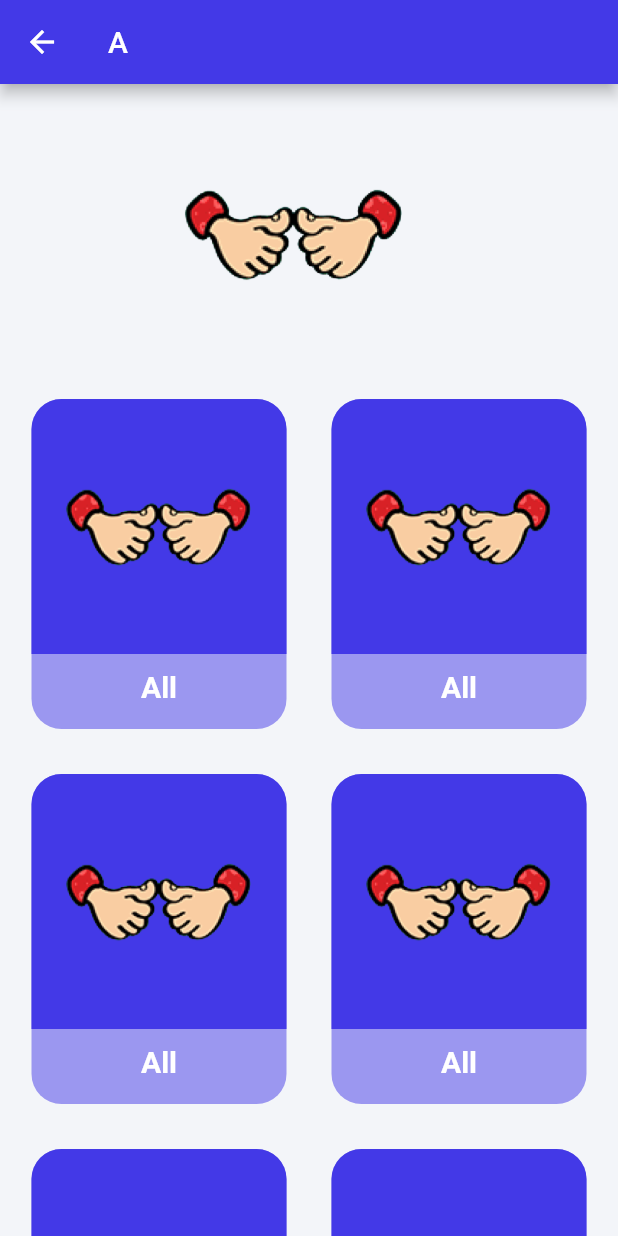
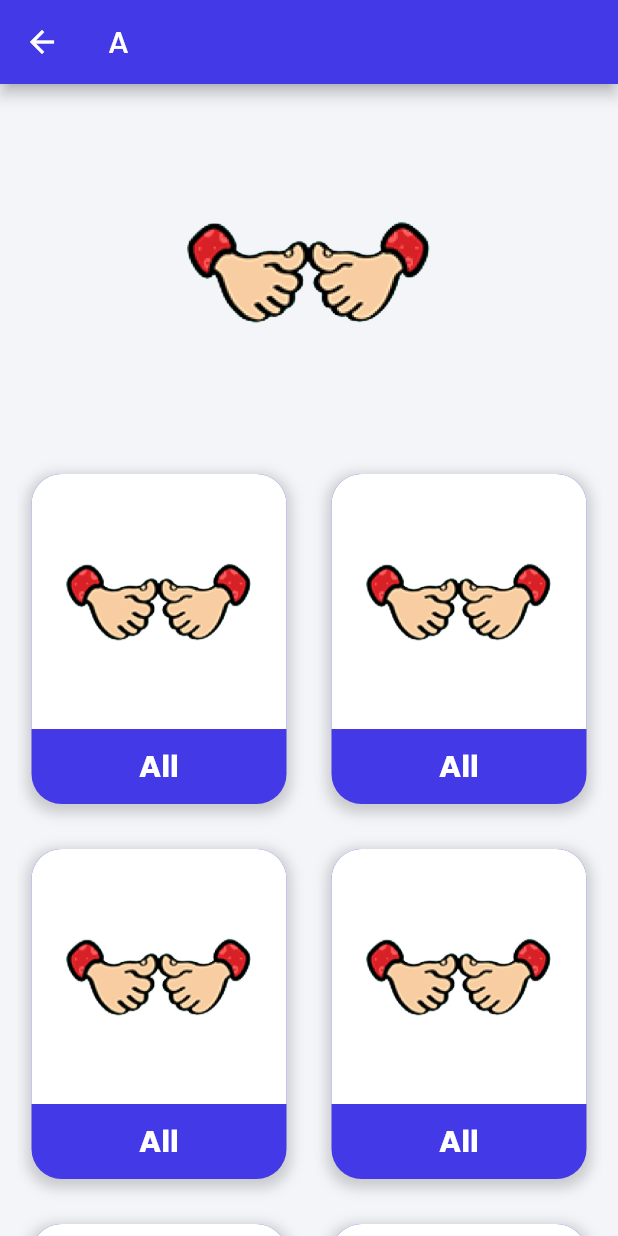
Before and after one commit to Jay2219/SignVerse, a Flutter app: the DictionaryScreen screen opened directly, after a tap on an icon or button, on a phone screen of 412 x 824 dp. Run offline on Flutter 3.47's test engine with Material 2 defaults, Android fonts, the phone set to English and light mode, and no system bars; our stand-ins replace firebase_auth, firebase_core, flutter_secure_storage, font_awesome_flutter, google_nav_bar, line_icons and 3 more; accounts and stored records are empty.

Commit message:
Add BottomModalSHeet and Play Youtube Video In it

```diff
--- a/lib/Screen/AlphaBateScreens/CardPage.dart
+++ b/lib/Screen/AlphaBateScreens/CardPage.dart
@@ -1,13 +1,19 @@
 import 'package:flutter/material.dart';
 import 'package:flutter/rendering.dart';
+import 'package:youtube_player_flutter/youtube_player_flutter.dart';
 
-class CardPage extends StatelessWidget {
+class CardPage extends StatefulWidget {
   final String title;
   final String image;
   final List<Map<String, String>> description;
-
   CardPage(
       {required this.title, required this.image, required this.description});
+
+  @override
+  State<CardPage> createState() => _CardPageState();
+}
+
+class _CardPageState extends State<CardPage> {
 
   @override
   Widget build(BuildContext context) {
@@ -15,7 +21,10 @@ class CardPage extends StatelessWidget {
       backgroundColor: Color(0xffF3F5F9),
       appBar: AppBar(
         backgroundColor: Color(0xff4339E7),
-        title: Text(title),
+        title: Text(
+          widget.title,
+          style: TextStyle(fontFamily: "Poppins"),
+        ),
       ),
       body: Column(
         children: [
@@ -24,12 +33,13 @@ class CardPage extends StatelessWidget {
             children: [
               Center(
                 child: Container(
-                  width: 200,
+                  //
+                  width: 390,
                   height: 200,
-                  child: Image.asset(image),
+                  margin: const EdgeInsets.only(bottom: 25, top: 25),
+                  child: Image.asset(widget.image),
                 ),
               ),
-              SizedBox(width: 20),
             ],
           ),
           Expanded(
@@ -39,17 +49,112 @@ class CardPage extends StatelessWidget {
                 spacing: 10,
                 runSpacing: 10,
                 children: List.generate(
-                  description.length,
+                  widget.description.length,
                   (index) {
-                    final item = description[index];
+                    final item = widget.description[index];
                     final name = item['name'];
-                    final link = item['link'];
+                    String link = item['link'] as String;
+                    return GestureDetector(
+                      onTap: () {
+                        print("The link is " + link!);
+                        final videoURL = link;
+                        final videoID =
+                            YoutubePlayer.convertUrlToId(videoURL) as String;
+                        print("The ID is " + videoID);
+                        YoutubePlayerController _controller =
+                            YoutubePlayerController(
+                          initialVideoId: videoID,
+                          flags: const YoutubePlayerFlags(
+                            autoPlay: false,
+                            mute: false,
+                          ),
+                        );
+                        showModalBottomSheet(
+                          isScrollControlled: true,
+                          clipBehavior: Clip.antiAlias,
+                          shape: const RoundedRectangleBorder(
+                            borderRadius: BorderRadius.only(
+                              topLeft: Radius.circular(25),
+                              topRight: Radius.circular(25),
+                            ),
+                          ),
+                          context: context,
+                          builder: (context) {
                             return Container(
+                              height: 700,
+                              child: Column(
+                                children: [
+                                  Padding(
+                                    padding: const EdgeInsets.all(8.0),
+                                    child: Text(
+                                      name!,
+                                      style: const TextStyle(
+                                          color: Color(0xff4339E7),
+                                          fontFamily: "Poppins",
+                                          fontSize: 20,
+                                          fontWeight: FontWeight.bold,
+                                      ),
+                                    ),
+                                  ),
+                                  Container(
+                                    width: double.infinity,
+                                    height: 200,
+                                    margin: const EdgeInsets.symmetric(
+                                        vertical: 20, horizontal: 10),
+                                    decoration: BoxDecoration(
+                                        border: Border.all(
+                                            width: 10, color: Colors.black)),
+                                    child: YoutubePlayer(
+                                      controller: _controller,
+                                      showVideoProgressIndicator: true,
+                                      bottomActions: [
+                                        CurrentPosition(),
+                                        ProgressBar(isExpanded: true),
+                                        PlaybackSpeedButton(),
+                                        RemainingDuration(),
+                                      ],
+                                    ),
+                                  ),
+                                  Container(
+                                    height: 50,
+                                    child: TextButton(
+                                      onPressed: () {
+                                        Navigator.pop(context);
+                                      },
+                                      child: const Center(
+                                        child: Text(
+                                          "Close",
+                                          style: TextStyle(
+                                            fontWeight: FontWeight.bold,
+                                            fontFamily: "Poppins",
+                                            color: Color(0xff4339E7),
+                                            fontSize: 20,
+                                          ),
+                                        ),
+                                      ),
+                                    ),
+                                  ),
+                                ],
+                              ),
+                            );
+                          },
+                        );
+                      },
+                      child: Container(
                         margin: EdgeInsets.all(10),
                         width: 170,
                         height: 220,
                         decoration: BoxDecoration(
-                        color: Color(0xff4339E7).withOpacity(0.5),
+                          color: Color(0xff4339E7),
+                          boxShadow: [
+                            BoxShadow(
+                              color: Colors.grey.withOpacity(0.5),
+                              spreadRadius: 3,
+                              blurRadius: 7,
+                              offset:
+                                  Offset(0, 3), // changes position of shadow
+                            ),
+                          ],
                           borderRadius: BorderRadius.circular(20),
                         ),
                         child: Column(
@@ -57,23 +162,24 @@ class CardPage extends StatelessWidget {
                             Container(
                               width: double.infinity,
                               height: 170,
-                            child: Image.asset(image),
-                            decoration: BoxDecoration(
-                              color: Color(0xff4339E7).withOpacity(1),
+                              child: Image.asset(widget.image),
+                              decoration: const BoxDecoration(
+                                color: Colors.white,
                                 borderRadius: BorderRadius.only(
                                   topLeft: Radius.circular(20),
                                   topRight: Radius.circular(20),
                                 ),
                               ),
                             ),
-                          SizedBox(height: 10),
+
+                            const SizedBox(height: 10),
                             Text(
                               "$name",
                               style: const TextStyle(
                                   color: Colors.white,
                                   fontWeight: FontWeight.bold,
                                   fontSize: 20,
-                            ),
+                                  fontFamily: "Poppins"),
                             ),
                             // Text(
                             //   "Name: $name",
@@ -85,16 +191,15 @@ class CardPage extends StatelessWidget {
                             // ),
                           ],
                         ),
+                      ),
                     );
                   },
                 ),
               ),
             ),
           ),
-
         ],
       ),
     );
-
   }
 }
--- a/lib/Screen/DictionaryScreen.dart
+++ b/lib/Screen/DictionaryScreen.dart
@@ -94,7 +94,7 @@ class HorizontalScrollCard extends StatelessWidget {
     'img': 'assets/imgs/A.png',
     'Link': '/A',
     'data': [
-        {'name': 'All', 'link': '123.com'},
+        {'name': 'All', 'link': 'https://youtu.be/GnyTLk-xwk8'},
         {'name': 'All', 'link': '123.com'},
         {'name': 'All', 'link': '123.com'},
         {'name': 'All', 'link': '123.com'},
--- a/pubspec.yaml
+++ b/pubspec.yaml
@@ -44,6 +44,8 @@ dependencies:
   shared_preferences: ^2.0.17
   line_icons: ^2.0.1
   google_nav_bar: ^5.0.6
+  youtube_player_flutter: ^8.1.2
+  modal_bottom_sheet: ^2.1.2
 
 
 dev_dependencies:
```
Also changed, not shown: pubspec.lock. Lines whose indentation alone changed are shown as unchanged.
